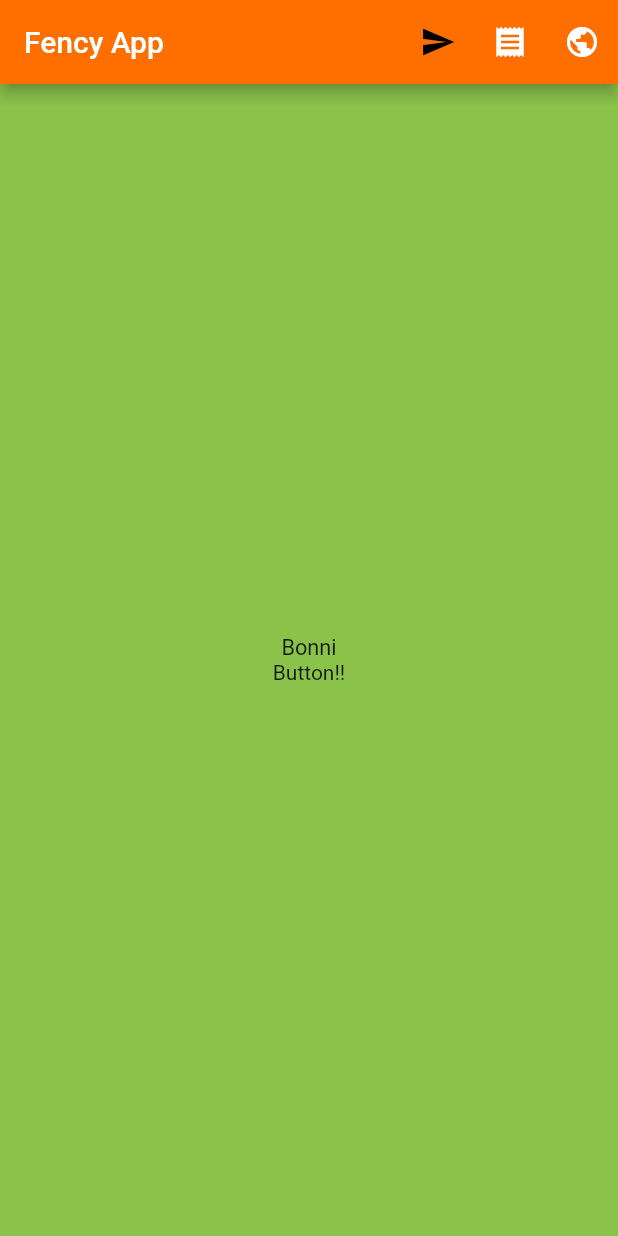
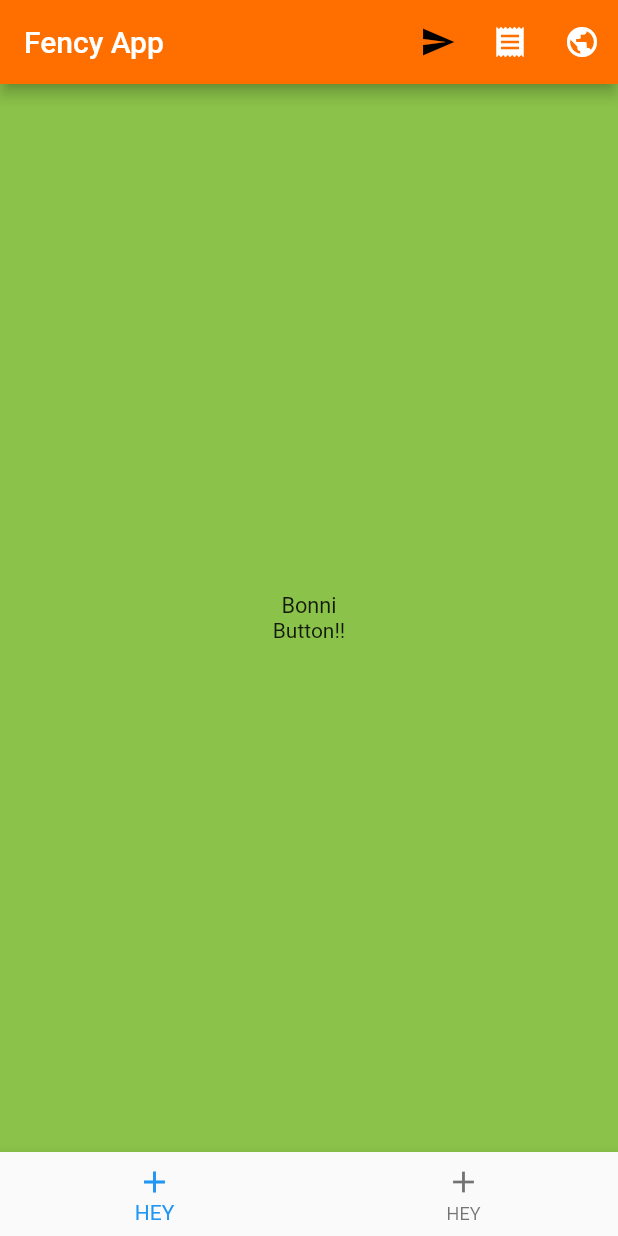
Before and after one commit to MinaSamirCap/flutterpro, a Flutter app: the screen it shows after launch, on a phone screen of 412 x 824 dp. Run offline on Flutter 3.47's test engine with Material 2 defaults, Android fonts, the phone set to English and light mode, and no system bars.

Commit message:
added button navigation to app

```diff
--- a/lib/ui/scaffold_home_2.dart
+++ b/lib/ui/scaffold_home_2.dart
@@ -54,6 +54,15 @@ class ScaffoldHome2 extends StatelessWidget {
           ],
         ),
       ),
+
+
+      /// other properties of scaffold .. :)
+      bottomNavigationBar: BottomNavigationBar(items: [
+        BottomNavigationBarItem(icon: Icon(Icons.add), title: Text("HEY")),
+        BottomNavigationBarItem(icon: Icon(Icons.add), title: Text("HEY")),
+      ], onTap: (i)=> debugPrint("TAB JEY $i"),),
+
+      /// other properties of scaffold .. :)
     );
   }
 }
```
